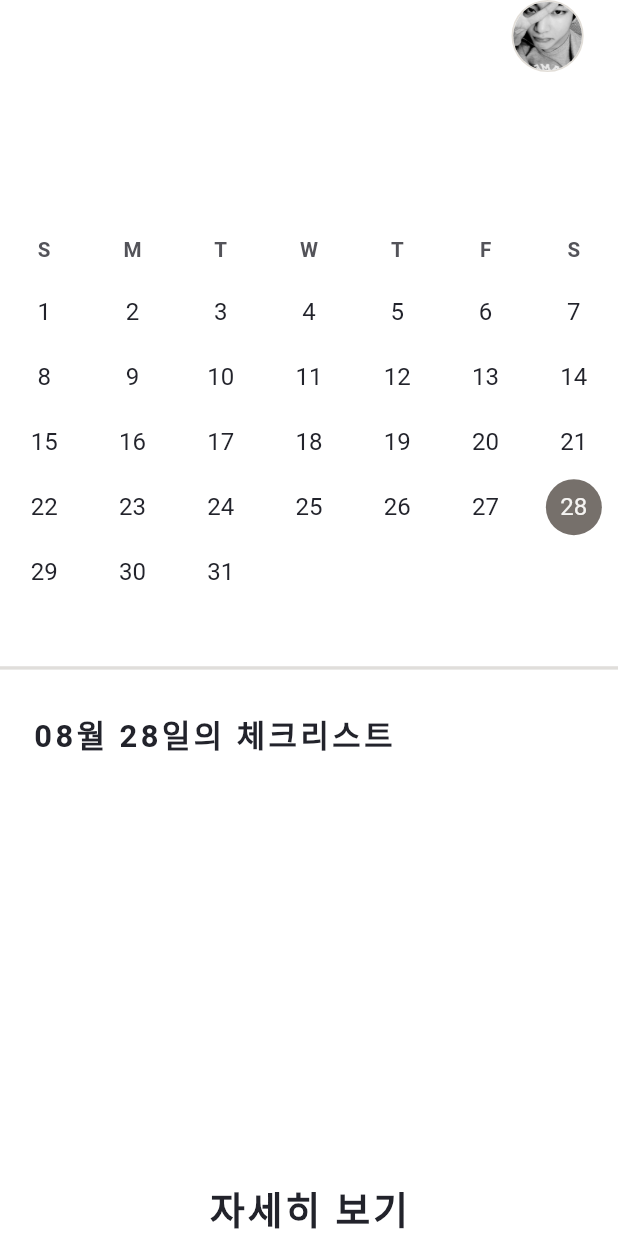
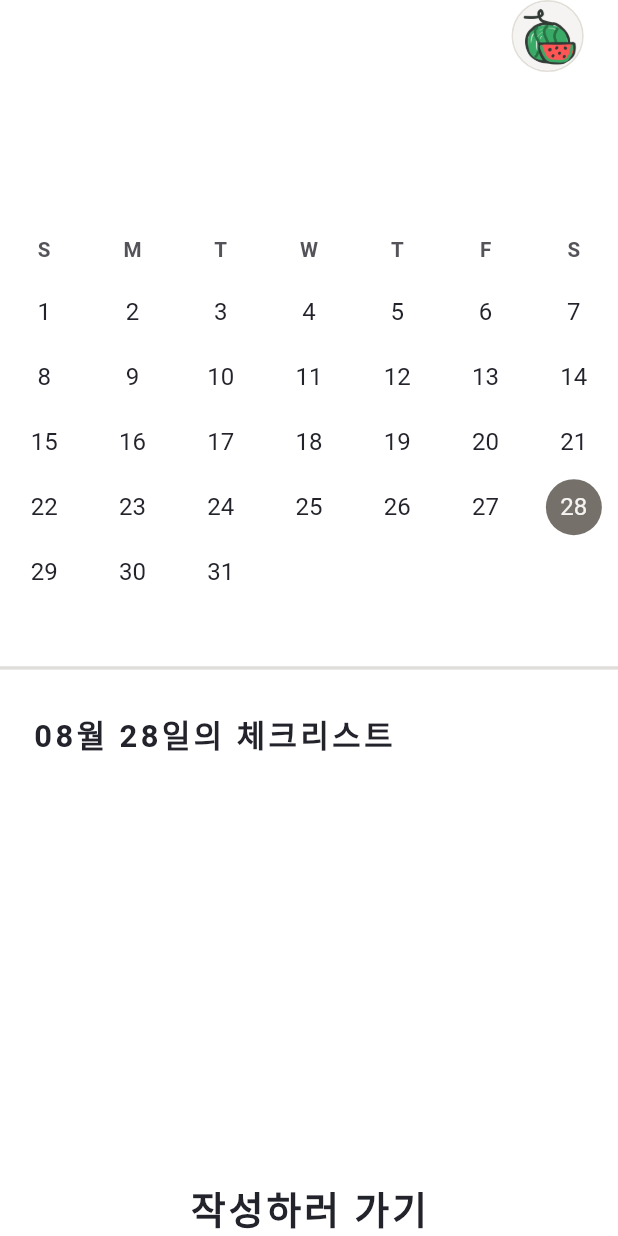
Before and after one commit to gayoung0316/gozero_todo_list, a Flutter app: the screen it shows after launch, on a phone screen of 412 x 824 dp. Run offline on Flutter 3.47's test engine with Material 2 defaults, Android fonts, the phone set to English and light mode, and no system bars; drawn by our look-alikes of syncfusion_flutter_datepicker; our stand-ins replace flutter_screenutil, shared_preferences, sliding_up_panel, sqflite; accounts and stored records are empty; Roboto replaces fonts that are missing (SeoulNamsan).

Commit message:
구조 변경 및 리팩토링

```diff
--- a/lib/date_pick_todo_list.dart
+++ b/lib/date_pick_todo_list.dart
@@ -4,7 +4,7 @@ import 'package:provider/provider.dart';
 import 'package:syncfusion_flutter_datepicker/datepicker.dart';
 import 'package:flutter_screenutil/flutter_screenutil.dart';
 import 'package:todo_list/provider/todo_list_provider.dart';
-import 'complete_todo.dart';
+import 'complete_todo_list.dart';
 
 class DatePickTodoList extends StatefulWidget {
   final PageController pageController;
@@ -40,14 +40,7 @@ class _DatePickTodoListState extends State<DatePickTodoList> {
                   mainAxisAlignment: MainAxisAlignment.end,
                   children: [
                     InkWell(
-                      onTap: () {
-                        Navigator.push(
-                          context,
-                          MaterialPageRoute(
-                            builder: (context) => CompleteToDo(),
-                          ),
-                        );
-                      },
+                      onTap: () {},
                       child: Container(
                         decoration: BoxDecoration(
                           border: Border.all(
@@ -60,7 +53,7 @@ class _DatePickTodoListState extends State<DatePickTodoList> {
                         child: ClipRRect(
                           borderRadius: BorderRadius.circular(1000),
                           child: Image.asset(
-                            'assets/profile.JPG',
+                            'assets/app_main_logo.png',
                             width: 40.w,
                             height: 40.w,
                             fit: BoxFit.cover,
@@ -177,6 +170,8 @@ class _DatePickTodoListState extends State<DatePickTodoList> {
             alignment: Alignment.bottomCenter,
             child: InkWell(
               onTap: () {
+                toDoListProvider!.todayDate =
+                    DateFormat('MM월 dd일').format(_controller.selectedDate!);
                 widget.pageController.animateToPage(
                   1,
                   duration: Duration(milliseconds: 300),
@@ -184,7 +179,15 @@ class _DatePickTodoListState extends State<DatePickTodoList> {
                 );
               },
               child: Text(
-                '자세히 보기',
+                // '자세히 보기',
+                toDoListProvider!.toDoList
+                        .where((todo) =>
+                            DateFormat('MM월 dd일')
+                                .format(_controller.selectedDate!) ==
+                            todo.date)
+                        .isNotEmpty
+                    ? '자세히 보기'
+                    : '작성하러 가기',
                 textScaleFactor: 1,
                 style: TextStyle(
                   fontSize: 22.sp,
--- a/lib/main.dart
+++ b/lib/main.dart
@@ -23,8 +23,11 @@ class MyApp extends StatelessWidget {
     return ScreenUtilInit(
       builder: () => MaterialApp(
         title: 'ToDo List',
+        debugShowCheckedModeBanner: false,
         theme: ThemeData(
           primarySwatch: Colors.blue,
+          splashColor: Colors.transparent,
+          highlightColor: Colors.transparent,
           visualDensity: VisualDensity.adaptivePlatformDensity,
           fontFamily: 'SeoulNamsan',
         ),
@@ -35,7 +38,6 @@ class MyApp extends StatelessWidget {
 }
 
 class MainToDoListPage extends StatefulWidget {
-  MainToDoListPage({Key? key}) : super(key: key);
   @override
   _MainToDoListPageState createState() => _MainToDoListPageState();
 }
--- a/lib/todo_list_add.dart
+++ b/lib/todo_list_add.dart
@@ -39,7 +39,7 @@ class _ToDoListAddState extends State<ToDoListAdd> {
       priority: toDoListProvider!.priority,
       success: 0,
       color: toDoListProvider!.colorSelect,
-      date: DateFormat('MM월 dd일').format(DateTime.now()),
+      date: toDoListProvider!.todayDate,
     );
 
     await db.insertMemo(todo);
@@ -91,7 +91,6 @@ class _ToDoListAddState extends State<ToDoListAdd> {
                                 confirmButtonText: '오늘 할래',
                                 isDeleteItem: false,
                                 panelController: widget.panelController,
-                                // textEditingController: titleController,
                               ),
                             );
                           },
@@ -206,7 +205,7 @@ class _ToDoListAddState extends State<ToDoListAdd> {
                       height: 48.w,
                       child: Center(
                         child: Text(
-                          '해야 하지만 오늘 하기엔 어려울 거 같아',
+                          '해야 하지만 오늘 하기엔 어려울지도',
                           style: TextStyle(
                             color: Color(0xff22232B),
                             fontSize: 14.sp,
```
Also changed, not shown: lib/complete_todo_list.dart (renamed from lib/complete_todo.dart, +32 -6 lines), lib/main_home.dart (+11 -16 lines), lib/widget/background_color_choice.dart (+13 -2 lines), lib/widget/dialog_widget.dart (+8 -2 lines).
